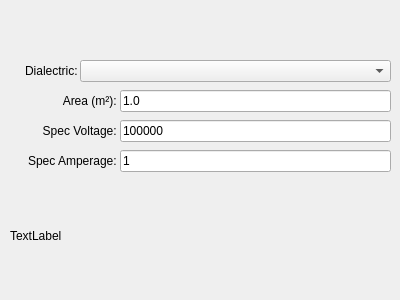
Old version of the form designer_windows/capacitordesigner.ui in the repository QuakeIV/pax-interitus.
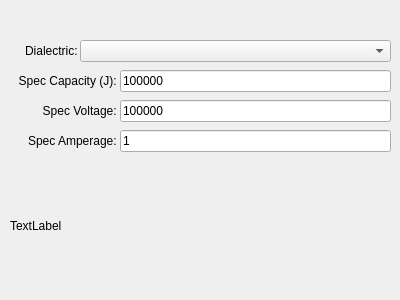
New version of the form.

Commit message: spec capacity in joules instead of plate area for capacitors, track volume for capacitor (but not mass yet for lack of material densities)

Diff of the .ui file:
```diff
--- a/designer_windows/capacitordesigner.ui
+++ b/designer_windows/capacitordesigner.ui
@@ -35,7 +35,7 @@
    <property name="geometry">
     <rect>
      <x>80</x>
-     <y>60</y>
+     <y>40</y>
      <width>311</width>
      <height>22</height>
     </rect>
@@ -45,7 +45,7 @@
    <property name="geometry">
     <rect>
      <x>10</x>
-     <y>60</y>
+     <y>40</y>
      <width>71</width>
      <height>21</height>
     </rect>
@@ -61,13 +61,13 @@
    <property name="geometry">
     <rect>
      <x>10</x>
-     <y>90</y>
+     <y>70</y>
      <width>110</width>
      <height>21</height>
     </rect>
    </property>
    <property name="text">
-    <string>Area (m²): </string>
+    <string>Spec Capacity (J): </string>
    </property>
    <property name="alignment">
     <set>Qt::AlignRight|Qt::AlignTrailing|Qt::AlignVCenter</set>
@@ -77,7 +77,7 @@
    <property name="geometry">
     <rect>
      <x>120</x>
-     <y>90</y>
+     <y>70</y>
      <width>271</width>
      <height>22</height>
     </rect>
@@ -86,16 +86,16 @@
     <set>Qt::ImhNone</set>
    </property>
    <property name="text">
-    <string>1.0</string>
+    <string>100000</string>
    </property>
   </widget>
   <widget class="QLabel" name="details">
    <property name="geometry">
     <rect>
      <x>10</x>
-     <y>180</y>
+     <y>160</y>
      <width>381</width>
-     <height>111</height>
+     <height>131</height>
     </rect>
    </property>
    <property name="text">
@@ -106,7 +106,7 @@
    <property name="geometry">
     <rect>
      <x>10</x>
-     <y>120</y>
+     <y>100</y>
      <width>110</width>
      <height>21</height>
     </rect>
@@ -125,7 +125,7 @@
    <property name="geometry">
     <rect>
      <x>120</x>
-     <y>120</y>
+     <y>100</y>
      <width>271</width>
      <height>22</height>
     </rect>
@@ -141,7 +141,7 @@
    <property name="geometry">
     <rect>
      <x>120</x>
-     <y>150</y>
+     <y>130</y>
      <width>271</width>
      <height>22</height>
     </rect>
@@ -157,7 +157,7 @@
    <property name="geometry">
     <rect>
      <x>10</x>
-     <y>150</y>
+     <y>130</y>
      <width>110</width>
      <height>21</height>
     </rect>
```
Left out of the diff: 2 changed lines with no effect on the pictures. The commit also changes 5 other files.
